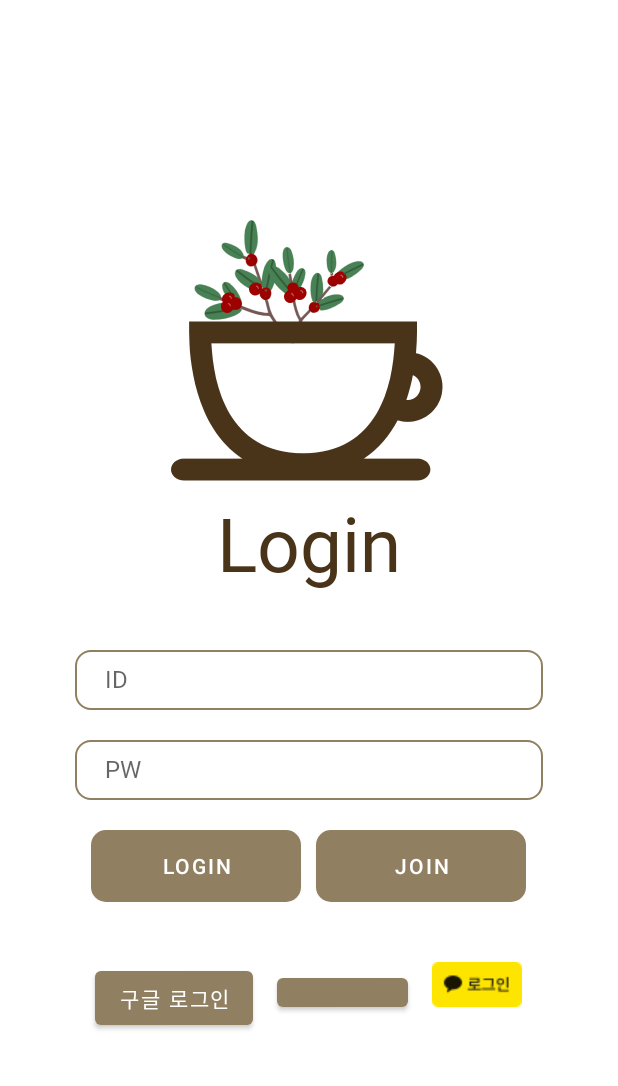
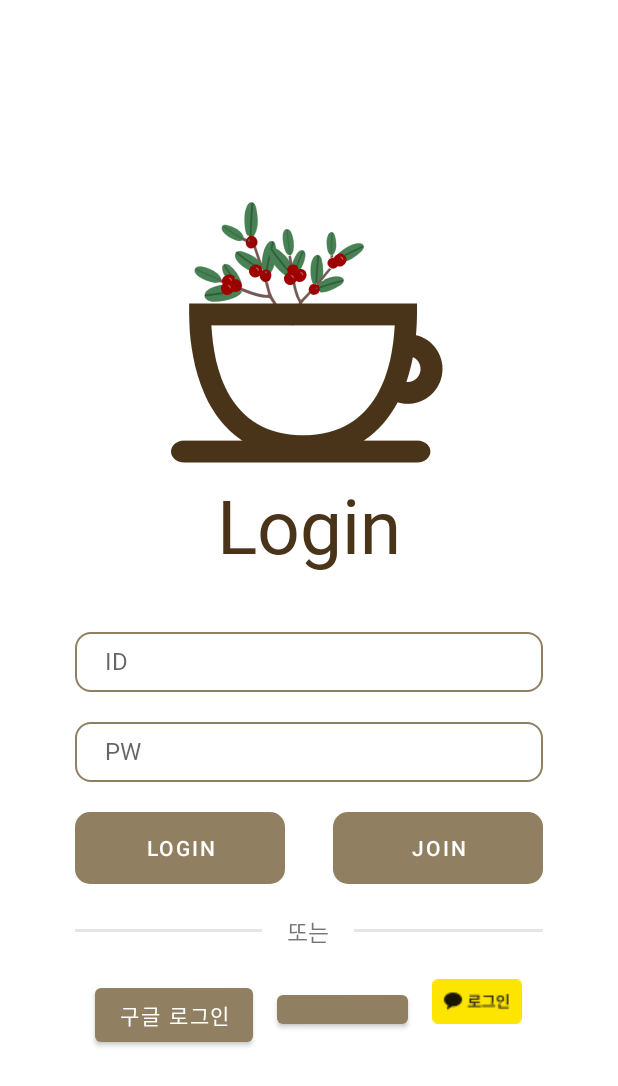
Before and after one commit to JosephNaa/SSAFYCafeApp, an Android app: the screen it shows after launch (LoginActivity), on a phone screen of 412 x 824 dp. Shown: the top 1086 px of the screen. Run offline under Robolectric (Android 15) with nearby library versions, the phone set to English and light mode, and no system bars; libraries missing offline, so code that uses them is left out: com.kakao.sdk, com.nhn.android; plain views replace OAuthLoginButton; 6 statements that could not run were skipped.

Commit message:
[fix] LoginFragment 레이아웃 수정 --- 최현정

```diff
--- a/app/app/src/main/res/layout/fragment_login.xml
+++ b/app/app/src/main/res/layout/fragment_login.xml
@@ -39,27 +39,74 @@
         android:layout_marginBottom="20dp"
         android:hint="PW"
         style="@style/Text.Regular" />
-    <LinearLayout
-        android:layout_width="wrap_content"
+    <androidx.constraintlayout.widget.ConstraintLayout
+        android:layout_width="match_parent"
         android:layout_height="wrap_content"
-        android:layout_marginBottom="40dp">
+        android:layout_marginHorizontal="50dp"
+        android:layout_marginBottom="20dp">
 
         <Button
             android:id="@+id/btnLogin"
-            app:backgroundTint = "@null"
-            android:background="@drawable/button_regular"
             android:layout_width="140dp"
             android:layout_height="wrap_content"
+            android:layout_gravity="start"
+            android:background="@drawable/button_regular"
             android:text="LOGIN"
-            android:layout_marginRight="10dp"/>
+            app:backgroundTint="@null"
+            app:layout_constraintBottom_toBottomOf="parent"
+            app:layout_constraintStart_toStartOf="parent"
+            app:layout_constraintTop_toTopOf="parent" />
 
         <Button
             android:id="@+id/btnJoin"
-            app:backgroundTint = "@null"
-            android:background="@drawable/button_regular"
             android:layout_width="140dp"
             android:layout_height="wrap_content"
-            android:text="JOIN"/>
+            android:layout_gravity="end"
+            android:background="@drawable/button_regular"
+            android:text="JOIN"
+            app:backgroundTint="@null"
+            app:layout_constraintBottom_toBottomOf="parent"
+            app:layout_constraintEnd_toEndOf="parent"
+            app:layout_constraintTop_toTopOf="parent" />
+
+    </androidx.constraintlayout.widget.ConstraintLayout>
+
+    <LinearLayout
+        android:id="@+id/ll_login"
+        android:layout_width="match_parent"
+        android:layout_height="wrap_content"
+        android:orientation="horizontal"
+        android:layout_marginHorizontal="50dp"
+        android:layout_marginBottom="20dp">
+
+        <View
+            android:id="@+id/line_or_1"
+            android:layout_weight="3"
+            android:layout_width="0dp"
+            android:layout_height="2dp"
+            android:layout_centerInParent="true"
+            android:layout_marginTop="10dp"
+            android:layout_marginRight="10dp"
+            android:background="#e5e5e5" />
+
+        <androidx.appcompat.widget.AppCompatTextView
+            android:layout_weight="1"
+            android:id="@+id/tv_or"
+            android:layout_width="0dp"
+            android:layout_height="wrap_content"
+            android:text="또는"
+            android:textSize="15sp"
+            android:gravity="center_horizontal" />
+
+        <View
+            android:id="@+id/line_or_2"
+            android:layout_weight="3"
+            android:layout_width="0dp"
+            android:layout_height="2dp"
+            android:layout_centerInParent="true"
+            android:layout_marginLeft="10dp"
+            android:layout_marginTop="10dp"
+            android:background="#e5e5e5" />
 
     </LinearLayout>
 
```
